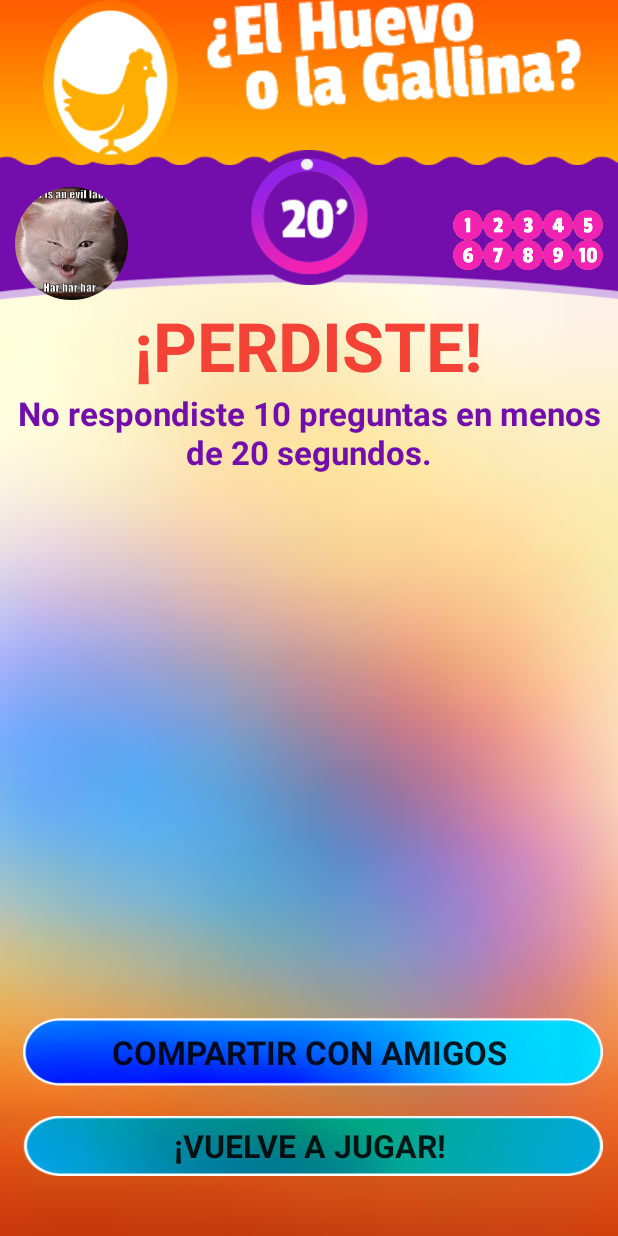
After one commit to cristiansan/ElHuevoOLaGallina, an Android app: the layout activity_loose.xml on its own in the app's theme, with its tools: preview values and no code run, on a phone screen of 412 x 824 dp. The commit adds this screen. Run offline under Robolectric (Android 15) with nearby library versions, the phone set to English and light mode, and no system bars.

Commit message:
pantalla perdiste strings

```diff
--- /dev/null
+++ b/app/src/main/res/layout/activity_loose.xml
@@ -0,0 +1,433 @@
+<RelativeLayout
+    xmlns:android="http://schemas.android.com/apk/res/android"
+    xmlns:tools="http://schemas.android.com/tools"
+    android:layout_width="match_parent"
+    android:layout_height="match_parent"
+    android:background="@drawable/background"
+    tools:context=".LooseActivity">
+
+
+    <ImageView
+        android:layout_width="wrap_content"
+        android:layout_height="200dp"
+        android:id="@+id/activity_loose_imageview_tira_violeta"
+        android:src="@drawable/tira_violeta"
+        android:layout_alignParentTop="true"
+        android:scaleType="fitXY"
+        android:layout_alignParentRight="true"
+        android:layout_alignParentEnd="true"
+        android:layout_alignParentLeft="true"
+        android:layout_alignParentStart="true" />
+
+    <ImageView
+        android:layout_width="wrap_content"
+        android:layout_height="wrap_content"
+        android:id="@+id/activity_loose_imageview_actionbar"
+        android:src="@drawable/actionbar"
+        android:layout_alignBottom="@+id/activity_loose_imageview_logo"
+        android:scaleType="fitXY"
+        android:layout_alignParentRight="true"
+        android:layout_alignParentEnd="true"
+        android:layout_alignParentLeft="true"
+        android:layout_alignParentStart="true" />
+
+    <ImageView
+        android:layout_width="wrap_content"
+        android:layout_height="110dp"
+        android:id="@+id/activity_loose_imageview_logo"
+        android:src="@drawable/logo"
+        android:layout_marginLeft="10dp"
+        android:layout_alignTop="@+id/activity_loose_imageview_tira_violeta"
+        android:layout_alignParentLeft="true"
+        android:layout_alignParentStart="true"
+        android:layout_marginStart="50dp" />
+
+    <ImageView
+        android:layout_width="wrap_content"
+        android:layout_height="wrap_content"
+        android:id="@+id/activity_loose_imageview_reloj"
+        android:src="@drawable/reloj20"
+        android:layout_alignBottom="@+id/activity_loose_imageview_tira_violeta"
+        android:layout_centerHorizontal="true"
+        android:layout_marginBottom="10dp"
+        android:layout_marginTop="100dp" />
+
+    <ImageView
+        android:layout_width="wrap_content"
+        android:layout_height="wrap_content"
+        android:id="@+id/activity_loose_imageview_huevo_gallina_titulo"
+        android:src="@drawable/huevo_gallina_titulo"
+        android:layout_alignParentTop="true"
+        android:layout_toRightOf="@+id/activity_loose_imageview_logo"
+        android:layout_toEndOf="@+id/activity_loose_imageview_logo"
+        android:paddingRight="10dp" />
+
+    <ImageButton
+        android:layout_width="wrap_content"
+        android:layout_height="45dp"
+        android:id="@+id/activity_loose_imagebutton_boton_compartir"
+        android:background="@drawable/boton_compartir"
+        android:layout_above="@+id/activity_loose_imagebutton_boton_volver_a_jugar"
+        android:layout_alignLeft="@+id/textView4"
+        android:layout_alignStart="@+id/textView4"
+        android:layout_marginBottom="20dp"
+        android:layout_marginLeft="10dp"
+        android:layout_marginRight="10dp" />
+
+    <ImageButton
+        android:layout_width="wrap_content"
+        android:layout_height="40dp"
+        android:id="@+id/activity_loose_imagebutton_boton_volver_a_jugar"
+        android:background="@drawable/boton_volver_a_jugar"
+        android:layout_alignParentBottom="true"
+        android:layout_alignRight="@+id/activity_loose_imagebutton_boton_compartir"
+        android:layout_alignEnd="@+id/activity_loose_imagebutton_boton_compartir"
+        android:layout_alignLeft="@+id/activity_loose_imagebutton_boton_compartir"
+        android:layout_alignStart="@+id/activity_loose_imagebutton_boton_compartir"
+        android:layout_marginBottom="40dp" />
+
+    <TextView
+        android:layout_width="wrap_content"
+        android:layout_height="wrap_content"
+        android:textAppearance="?android:attr/textAppearanceLarge"
+        android:text="@string/activity_congrats_btn_compartir"
+        android:id="@+id/textView"
+        android:gravity="center"
+        android:textStyle="bold"
+        android:layout_centerHorizontal="true"
+        android:layout_alignBottom="@+id/activity_loose_imagebutton_boton_compartir"
+        android:layout_alignTop="@+id/activity_loose_imagebutton_boton_compartir"
+        android:textSize="22dp" />
+
+    <TextView
+        android:layout_width="wrap_content"
+        android:layout_height="wrap_content"
+        android:textAppearance="?android:attr/textAppearanceLarge"
+        android:text="@string/activity_congrats_btn_vuelve"
+        android:id="@+id/textView2"
+        android:gravity="center"
+        android:textStyle="bold"
+        android:layout_alignTop="@+id/activity_loose_imagebutton_boton_volver_a_jugar"
+        android:layout_centerHorizontal="true"
+        android:layout_alignBottom="@+id/activity_loose_imagebutton_boton_volver_a_jugar"
+        android:textSize="21dp" />
+
+    <TextView
+        android:layout_width="wrap_content"
+        android:layout_height="wrap_content"
+        android:textAppearance="?android:attr/textAppearanceLarge"
+        android:text="@string/activity_loose_perdiste"
+        android:id="@+id/textView3"
+        android:textStyle="bold"
+        android:textSize="45dp"
+        android:textColor="#f44336"
+        android:textIsSelectable="false"
+        android:layout_below="@+id/activity_loose_imageview_reloj"
+        android:layout_centerHorizontal="true" />
+
+    <TextView
+        android:layout_width="wrap_content"
+        android:layout_height="wrap_content"
+        android:textAppearance="?android:attr/textAppearanceLarge"
+        android:text="@string/activity_loose_respondiste10"
+        android:id="@+id/textView4"
+        android:layout_below="@+id/textView3"
+        android:layout_centerHorizontal="true"
+        android:textColor="#730ead"
+        android:textSize="22dp"
+        android:gravity="center"
+        android:textStyle="bold"
+        android:layout_marginLeft="5dp"
+        android:layout_marginRight="5dp" />
+
+    <de.hdodenhof.circleimageview.CircleImageView
+        android:id="@+id/activity_loose_imageview_avatar"
+        android:layout_width="75dp"
+        android:layout_height="75dp"
+        android:src="@drawable/avatar"
+        android:layout_above="@+id/textView3"
+        android:layout_alignLeft="@+id/activity_loose_imageview_logo"
+        android:layout_alignStart="@+id/activity_loose_imageview_logo" />
+    <!--app:border_width="2dp"
+        app:border_color="#40cea9"-->
+
+    <ImageView
+        android:layout_width="20dp"
+        android:layout_height="20dp"
+        android:id="@+id/activity_loose_imageview_answer_wrong1"
+        android:src="@drawable/answer_1_wrong"
+        android:layout_alignTop="@+id/activity_loose_imageview_answer_correct1"
+        android:layout_alignLeft="@+id/activity_loose_imageview_answer_correct1"
+        android:layout_alignStart="@+id/activity_loose_imageview_answer_correct1" />
+
+    <ImageView
+        android:layout_width="20dp"
+        android:layout_height="20dp"
+        android:id="@+id/activity_loose_imageview_answer_wrong2"
+        android:src="@drawable/answer_2_wrong"
+        android:layout_alignTop="@+id/activity_loose_imageview_answer_correct2"
+        android:layout_alignLeft="@+id/activity_loose_imageview_answer_correct2"
+        android:layout_alignStart="@+id/activity_loose_imageview_answer_correct2" />
+
+    <ImageView
+        android:layout_width="20dp"
+        android:layout_height="20dp"
+        android:id="@+id/activity_loose_imageview_answer_wrong3"
+        android:src="@drawable/answer_3_wrong"
+        android:layout_alignTop="@+id/activity_loose_imageview_answer_correct3"
+        android:layout_alignLeft="@+id/activity_loose_imageview_answer_correct3"
+        android:layout_alignStart="@+id/activity_loose_imageview_answer_correct3" />
+
+    <ImageView
+        android:layout_width="20dp"
+        android:layout_height="20dp"
+        android:id="@+id/activity_loose_imageview_answer_wrong4"
+        android:src="@drawable/answer_4_wrong"
+        android:layout_alignTop="@+id/activity_loose_imageview_answer_correct4"
+        android:layout_alignLeft="@+id/activity_loose_imageview_answer_correct4"
+        android:layout_alignStart="@+id/activity_loose_imageview_answer_correct4" />
+
+    <ImageView
+        android:layout_width="20dp"
+        android:layout_height="20dp"
+        android:id="@+id/activity_loose_imageview_answer_wrong5"
+        android:src="@drawable/answer_5_wrong"
+        android:layout_alignTop="@+id/activity_loose_imageview_answer_correct5"
+        android:layout_alignParentRight="true"
+        android:layout_alignParentEnd="true"
+        android:layout_marginRight="10dp" />
+
+    <ImageView
+        android:layout_width="20dp"
+        android:layout_height="20dp"
+        android:id="@+id/activity_loose_imageview_answer_wrong6"
+        android:src="@drawable/answer_6_wrong"
+        android:layout_below="@+id/activity_loose_imageview_answer_wrong2"
+        android:layout_alignLeft="@+id/activity_loose_imageview_answer_correct6"
+        android:layout_alignStart="@+id/activity_loose_imageview_answer_correct6" />
+
+    <ImageView
+        android:layout_width="20dp"
+        android:layout_height="20dp"
+        android:id="@+id/activity_loose_imageview_answer_wrong7"
+        android:src="@drawable/answer_7_wrong"
+        android:layout_alignTop="@+id/activity_loose_imageview_answer_correct7"
+        android:layout_alignLeft="@+id/activity_loose_imageview_answer_correct7"
+        android:layout_alignStart="@+id/activity_loose_imageview_answer_correct7" />
+
+    <ImageView
+        android:layout_width="20dp"
+        android:layout_height="20dp"
+        android:id="@+id/activity_loose_imageview_answer_wrong8"
+        android:src="@drawable/answer_8_wrong"
+        android:layout_alignTop="@+id/activity_loose_imageview_answer_correct8"
+        android:layout_alignLeft="@+id/activity_loose_imageview_answer_correct8"
+        android:layout_alignStart="@+id/activity_loose_imageview_answer_correct8" />
+
+    <ImageView
+        android:layout_width="20dp"
+        android:layout_height="20dp"
+        android:id="@+id/activity_loose_imageview_answer_wrong9"
+        android:src="@drawable/answer_9_wrong"
+        android:layout_alignTop="@+id/activity_loose_imageview_answer_correct9"
+        android:layout_alignLeft="@+id/activity_loose_imageview_answer_correct9"
+        android:layout_alignStart="@+id/activity_loose_imageview_answer_correct9" />
+
+    <ImageView
+        android:layout_width="20dp"
+        android:layout_height="20dp"
+        android:id="@+id/activity_loose_imageview_answer_wrong10"
+        android:src="@drawable/answer_10_wrong"
+        android:layout_alignTop="@+id/activity_loose_imageview_answer_correct10"
+        android:layout_alignParentRight="true"
+        android:layout_alignParentEnd="true"
+        android:layout_marginRight="10dp" />
+
+    <ImageView
+        android:layout_width="20dp"
+        android:layout_height="20dp"
+        android:id="@+id/activity_loose_imageview_answer_correct1"
+        android:src="@drawable/answer_1_correct"
+        android:layout_above="@+id/activity_loose_imageview_answer_wrong6"
+        android:layout_alignLeft="@+id/activity_loose_imageview_answer_wrong6"
+        android:layout_alignStart="@+id/activity_loose_imageview_answer_wrong6" />
+
+    <ImageView
+        android:layout_width="20dp"
+        android:layout_height="20dp"
+        android:id="@+id/activity_loose_imageview_answer_correct2"
+        android:src="@drawable/answer_2_correct"
+        android:layout_alignTop="@+id/activity_loose_imageview_answer_waiting2"
+        android:layout_alignLeft="@+id/activity_loose_imageview_answer_waiting2"
+        android:layout_alignStart="@+id/activity_loose_imageview_answer_waiting2" />
+
+    <ImageView
+        android:layout_width="20dp"
+        android:layout_height="20dp"
+        android:id="@+id/activity_loose_imageview_answer_correct3"
+        android:src="@drawable/answer_3_correct"
+        android:layout_above="@+id/activity_loose_imageview_answer_wrong8"
+        android:layout_toLeftOf="@+id/activity_loose_imageview_answer_wrong4"
+        android:layout_toStartOf="@+id/activity_loose_imageview_answer_wrong4" />
+
+    <ImageView
+        android:layout_width="20dp"
+        android:layout_height="20dp"
+        android:id="@+id/activity_loose_imageview_answer_correct4"
+        android:src="@drawable/answer_4_correct"
+        android:layout_alignTop="@+id/activity_loose_imageview_answer_waiting4"
+        android:layout_alignLeft="@+id/activity_loose_imageview_answer_waiting4"
+        android:layout_alignStart="@+id/activity_loose_imageview_answer_waiting4" />
+
+    <ImageView
+        android:layout_width="20dp"
+        android:layout_height="20dp"
+        android:id="@+id/activity_loose_imageview_answer_correct5"
+        android:src="@drawable/answer_5_correct"
+        android:layout_alignTop="@+id/activity_loose_imageview_answer_waiting5"
+        android:layout_alignParentRight="true"
+        android:layout_alignParentEnd="true"
+        android:layout_marginRight="10dp" />
+
+    <ImageView
+        android:layout_width="20dp"
+        android:layout_height="20dp"
+        android:id="@+id/activity_loose_imageview_answer_correct6"
+        android:src="@drawable/answer_6_correct"
+        android:layout_alignTop="@+id/activity_loose_imageview_answer_wrong7"
+        android:layout_alignLeft="@+id/activity_loose_imageview_answer_waiting6"
+        android:layout_alignStart="@+id/activity_loose_imageview_answer_waiting6" />
+
+    <ImageView
+        android:layout_width="20dp"
+        android:layout_height="20dp"
+        android:id="@+id/activity_loose_imageview_answer_correct7"
+        android:src="@drawable/answer_7_correct"
+        android:layout_alignTop="@+id/activity_loose_imageview_answer_waiting7"
+        android:layout_alignLeft="@+id/activity_loose_imageview_answer_waiting7"
+        android:layout_alignStart="@+id/activity_loose_imageview_answer_waiting7" />
+
+    <ImageView
+        android:layout_width="20dp"
+        android:layout_height="20dp"
+        android:id="@+id/activity_loose_imageview_answer_correct8"
+        android:src="@drawable/answer_8_correct"
+        android:layout_below="@+id/activity_loose_imageview_answer_wrong4"
+        android:layout_alignLeft="@+id/activity_loose_imageview_answer_waiting8"
+        android:layout_alignStart="@+id/activity_loose_imageview_answer_waiting8" />
+
+    <ImageView
+        android:layout_width="20dp"
+        android:layout_height="20dp"
+        android:id="@+id/activity_loose_imageview_answer_correct9"
+        android:src="@drawable/answer_9_correct"
+        android:layout_alignTop="@+id/activity_loose_imageview_answer_wrong10"
+        android:layout_alignLeft="@+id/activity_loose_imageview_answer_waiting9"
+        android:layout_alignStart="@+id/activity_loose_imageview_answer_waiting9" />
+
+    <ImageView
+        android:layout_width="20dp"
+        android:layout_height="20dp"
+        android:id="@+id/activity_loose_imageview_answer_correct10"
+        android:src="@drawable/answer_10_correct"
+        android:layout_alignTop="@+id/activity_loose_imageview_answer_waiting10"
+        android:layout_alignParentRight="true"
+        android:layout_alignParentEnd="true"
+        android:layout_marginRight="10dp" />
+
+    <ImageView
+        android:layout_width="20dp"
+        android:layout_height="20dp"
+        android:id="@+id/activity_loose_imageview_answer_waiting1"
+        android:src="@drawable/answer_1_waiting"
+        android:layout_above="@+id/activity_loose_imageview_answer_wrong6"
+        android:layout_alignLeft="@+id/activity_loose_imageview_answer_wrong6"
+        android:layout_alignStart="@+id/activity_loose_imageview_answer_wrong6" />
+
+    <ImageView
+        android:layout_width="20dp"
+        android:layout_height="20dp"
+        android:id="@+id/activity_loose_imageview_answer_waiting2"
+        android:src="@drawable/answer_2_waiting"
+        android:layout_alignTop="@+id/activity_loose_imageview_answer_wrong3"
+        android:layout_alignLeft="@+id/activity_loose_imageview_answer_wrong7"
+        android:layout_alignStart="@+id/activity_loose_imageview_answer_wrong7" />
+
+    <ImageView
+        android:layout_width="20dp"
+        android:layout_height="20dp"
+        android:id="@+id/activity_loose_imageview_answer_waiting3"
+        android:src="@drawable/answer_3_waiting"
+        android:layout_above="@+id/activity_loose_imageview_answer_wrong8"
+        android:layout_toLeftOf="@+id/activity_loose_imageview_answer_wrong4"
+        android:layout_toStartOf="@+id/activity_loose_imageview_answer_wrong4" />
+
+    <ImageView
+        android:layout_width="20dp"
+        android:layout_height="20dp"
+        android:id="@+id/activity_loose_imageview_answer_waiting4"
+        android:src="@drawable/answer_4_waiting"
+        android:layout_alignTop="@+id/activity_loose_imageview_answer_wrong5"
+        android:layout_toLeftOf="@+id/activity_loose_imageview_answer_wrong5"
+        android:layout_toStartOf="@+id/activity_loose_imageview_answer_wrong5" />
+
+    <ImageView
+        android:layout_width="20dp"
+        android:layout_height="20dp"
+        android:id="@+id/activity_loose_imageview_answer_waiting5"
+        android:src="@drawable/answer_5_waiting"
+        android:layout_above="@+id/activity_loose_imageview_answer_wrong10"
+        android:layout_alignParentRight="true"
+        android:layout_alignParentEnd="true"
+        android:layout_marginRight="10dp" />
+
+    <ImageView
+        android:layout_width="20dp"
+        android:layout_height="20dp"
+        android:id="@+id/activity_loose_imageview_answer_waiting6"
+        android:src="@drawable/answer_6_waiting"
+        android:layout_alignTop="@+id/activity_loose_imageview_answer_wrong7"
+        android:layout_toLeftOf="@+id/activity_loose_imageview_answer_wrong7"
+        android:layout_toStartOf="@+id/activity_loose_imageview_answer_wrong7" />
+
+    <ImageView
+        android:layout_width="20dp"
+        android:layout_height="20dp"
+        android:id="@+id/activity_loose_imageview_answer_waiting7"
+        android:src="@drawable/answer_7_waiting"
+        android:layout_alignTop="@+id/activity_loose_imageview_answer_wrong8"
+        android:layout_toLeftOf="@+id/activity_loose_imageview_answer_wrong8"
+        android:layout_toStartOf="@+id/activity_loose_imageview_answer_wrong8" />
+
+    <ImageView
+        android:layout_width="20dp"
+        android:layout_height="20dp"
+        android:id="@+id/activity_loose_imageview_answer_waiting8"
+        android:src="@drawable/answer_8_waiting"
+        android:layout_alignTop="@+id/activity_loose_imageview_answer_wrong9"
+        android:layout_toLeftOf="@+id/activity_loose_imageview_answer_wrong9"
+        android:layout_toStartOf="@+id/activity_loose_imageview_answer_wrong9" />
+
+    <ImageView
+        android:layout_width="20dp"
+        android:layout_height="20dp"
+        android:id="@+id/activity_loose_imageview_answer_waiting9"
+        android:src="@drawable/answer_9_waiting"
+        android:layout_below="@+id/activity_loose_imageview_answer_wrong4"
+        android:layout_alignLeft="@+id/activity_loose_imageview_answer_wrong4"
+        android:layout_alignStart="@+id/activity_loose_imageview_answer_wrong4" />
+
+    <ImageView
+        android:layout_width="20dp"
+        android:layout_height="20dp"
+        android:id="@+id/activity_loose_imageview_answer_waiting10"
+        android:src="@drawable/answer_10_waiting"
+        android:layout_alignBottom="@+id/activity_loose_imageview_avatar"
+        android:layout_alignParentRight="true"
+        android:layout_alignParentEnd="true"
+        android:layout_marginRight="10dp"
+        android:layout_marginBottom="20dp" />
+
+
+
+</RelativeLayout>
--- a/app/src/main/res/values/strings.xml
+++ b/app/src/main/res/values/strings.xml
@@ -5,10 +5,13 @@
 
     <string name="activity_main_question">Probando la primer pregunta. Probando la primer pregunta. Probando la primer pregunta. Probando la primer pregunta.</string>
 
-    <string name="activity_congrats_felicitaciones">¡FELICITACIONES!</string>
-    <string name="activity_congrats_respondiste10">¡Has respondido 10 preguntas en menos de 40 segundos.!</string>
+    <string name="activity_congrats_ganaste">¡GANASTE!</string>
+    <string name="activity_congrats_respondiste10">Has respondido 10 preguntas en menos de 20 segundos.</string>
     <string name="activity_congrats_btn_compartir">COMPARTIR CON AMIGOS</string>
     <string name="activity_congrats_btn_vuelve">¡VUELVE A JUGAR!</string>
+
+    <string name="activity_loose_perdiste">¡PERDISTE!</string>
+    <string name="activity_loose_respondiste10">No respondiste 10 preguntas en menos de 20 segundos.</string>
 
     <string name="activity_login_btn_facebook">Ingresa con Facebook</string>
     <string name="activity_login_btn_google">Ingresa con Google</string>
```
